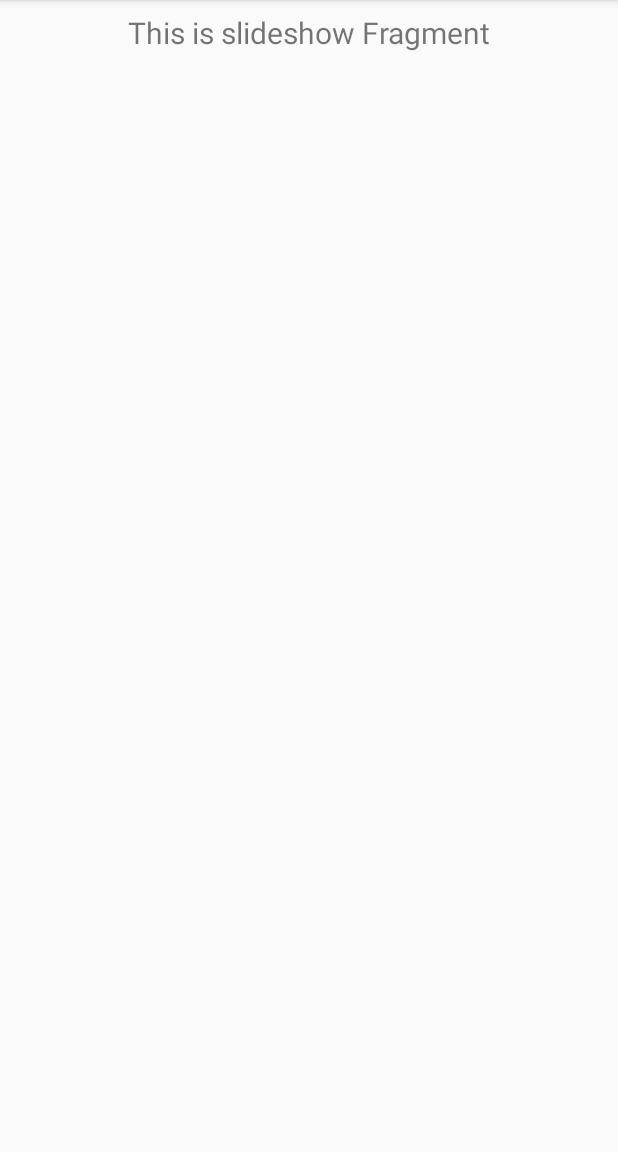
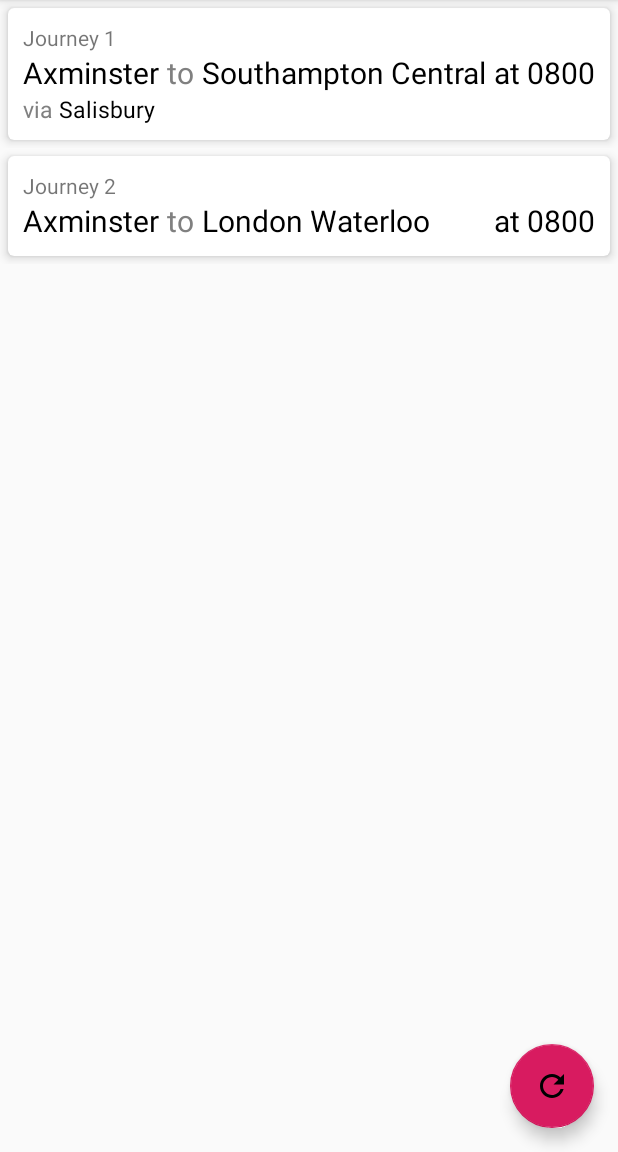
Before and after one commit to anfantanion/TrainTimes1, an Android app: the fragment SavedJourneysFragment shown on its own in the app's theme, on a phone screen of 412 x 824 dp, the part 84-1236 px from its top. Run offline under Robolectric (Android 15) with nearby library versions, the phone set to English and light mode, and no system bars; our stand-ins replace Volley; libraries missing offline, so code that uses them is left out: com.arlib.floatingsearchview.

Commit message:
Saved Journeys Page

```diff
--- a/app/src/main/java/com/anfantanion/traintimes1/models/Journey.kt
+++ b/app/src/main/java/com/anfantanion/traintimes1/models/Journey.kt
@@ -7,13 +7,41 @@ import com.anfantanion.traintimes1.models.parcelizable.StationStub
 import com.anfantanion.traintimes1.models.stationResponse.ServiceResponse
 import com.anfantanion.traintimes1.models.stationResponse.StationResponse
 import com.anfantanion.traintimes1.repositories.RTTAPI
+import com.anfantanion.traintimes1.repositories.StationRepo
 
 class Journey(
     vararg var waypoints : StationStub,
-    var journeyPlanner: JourneyPlanner
-)
-{
+    var journeyPlanner: JourneyPlanner,
+    var givenName: String? = null,
+    var type: Type = Type.DYNAMIC
+){
     var journeyPlan = emptyList<ServiceStub>()
+
+    enum class Type{
+        DYNAMIC, STARTAT, ARRIVEBY
+    }
+
+    fun getOriginName() : String{
+        return StationRepo.getStation(waypoints[0])!!.name
+    }
+
+    fun getIntermidateName() : String?{
+        if (waypoints.size<3) return null
+        val stringBuilder = StringBuilder()
+        var seperator = ""
+        waypoints.forEachIndexed { i: Int, stationStub: StationStub ->
+            if (!(i==0 || i==waypoints.size-1)){
+                stringBuilder.append(seperator)
+                stringBuilder.append(StationRepo.getStation(stationStub)!!.name)
+                seperator = ","
+            }
+        }
+        return stringBuilder.toString()
+    }
+
+    fun getDestName() : String{
+        return StationRepo.getStation(waypoints[waypoints.size-1])!!.name
+    }
 
     fun plan(journeyListener: JourneyPlanner.JourneyListener){
         journeyPlanner.journeyListener = journeyListener
@@ -119,4 +147,5 @@ class Journey(
 //    }
 
 
+
 }
--- a/app/src/main/java/com/anfantanion/traintimes1/repositories/JourneyRepo.kt
+++ b/app/src/main/java/com/anfantanion/traintimes1/repositories/JourneyRepo.kt
@@ -1,5 +1,14 @@
 package com.anfantanion.traintimes1.repositories
+
+import com.anfantanion.traintimes1.models.Journey
+import com.anfantanion.traintimes1.models.parcelizable.StationStub
 
 object JourneyRepo {
 
+    fun getSavedJourneys(): List<Journey>{
+        return listOf(
+            Journey(StationStub("AXM"),StationStub("SAL"),StationStub("SOU"),journeyPlanner = Journey.JourneyPlanner()),
+            Journey(StationStub("AXM"),StationStub("WAT"),journeyPlanner = Journey.JourneyPlanner())
+        )
+    }
 }
--- /dev/null
+++ b/app/src/main/java/com/anfantanion/traintimes1/ui/savedJourneys/SavedJourneyRecyclerAdapter.kt
@@ -0,0 +1,64 @@
+package com.anfantanion.traintimes1.ui.savedJourneys
+
+import android.view.LayoutInflater
+import android.view.View
+import android.view.ViewGroup
+import androidx.recyclerview.widget.RecyclerView
+import com.anfantanion.traintimes1.R
+import com.anfantanion.traintimes1.models.Journey
+import kotlinx.android.synthetic.main.fragment_saved_journeys_listitem.view.*
+
+class SavedJourneyRecyclerAdapter(
+    val savedJourneyOnClickListener: SavedJourneyRecycClick? = null
+) : RecyclerView.Adapter<SavedJourneyRecyclerAdapter.SavedJourneyViewHolder>() {
+
+    var journeys = emptyList<Journey>()
+
+    class SavedJourneyViewHolder(itemView: View, val savedJourneyOnClickListener: SavedJourneyRecycClick?) : RecyclerView.ViewHolder(itemView), View.OnClickListener{
+        init {
+            itemView.setOnClickListener(this)
+        }
+        val title = itemView.savedJourneysListTitle!!
+        val origin = itemView.savedJourneysListOrigin!!
+        val to = itemView.savedJourneysListTo!!
+        val dest = itemView.savedJourneysListDest!!
+        val viaLayout = itemView.savedJourneysListViaLayout!!
+        val viaLabel = itemView.savedJourneysListVia!!
+        val viaStops = itemView.savedJourneysListViaStops!!
+        val timeInfo = itemView.savedJourneysListTimeInfo!!
+
+
+        override fun onClick(v: View?) {
+            savedJourneyOnClickListener?.onSavedJourneyClick(adapterPosition)
+        }
+    }
+
+    override fun onCreateViewHolder(parent: ViewGroup, viewType: Int): SavedJourneyViewHolder {
+        val view = LayoutInflater.from(parent.context)
+            .inflate(R.layout.fragment_saved_journeys_listitem,parent,false)
+        return SavedJourneyViewHolder(view,savedJourneyOnClickListener)
+    }
+
+    override fun getItemCount(): Int {
+        return journeys.size
+    }
+
+    override fun onBindViewHolder(holder: SavedJourneyViewHolder, position: Int) {
+        val journey = journeys[position]
+        holder.title.text = journey.givenName ?: "Journey "+(position+1)
+        holder.origin.text = journey.getOriginName()
+        holder.dest.text = journey.getDestName()
+        val via = journey.getIntermidateName()
+        if (via == null){
+            holder.viaLayout.visibility=View.GONE
+        }else {
+            holder.viaLayout.visibility=View.VISIBLE
+            holder.viaStops.text = via
+        }
+
+    }
+
+    interface SavedJourneyRecycClick{
+        fun onSavedJourneyClick(position: Int)
+    }
+}
--- a/app/src/main/java/com/anfantanion/traintimes1/ui/savedJourneys/SavedJourneysFragment.kt
+++ b/app/src/main/java/com/anfantanion/traintimes1/ui/savedJourneys/SavedJourneysFragment.kt
@@ -4,28 +4,54 @@ import android.os.Bundle
 import android.view.LayoutInflater
 import android.view.View
 import android.view.ViewGroup
-import android.widget.TextView
 import androidx.fragment.app.Fragment
 import androidx.lifecycle.Observer
-import androidx.lifecycle.ViewModelProviders
+import androidx.lifecycle.ViewModelProvider
+import androidx.recyclerview.widget.LinearLayoutManager
 import com.anfantanion.traintimes1.R
+import kotlinx.android.synthetic.main.fragment_saved_journeys.*
 
-class SavedJourneysFragment : Fragment() {
+class SavedJourneysFragment : Fragment(), SavedJourneyRecyclerAdapter.SavedJourneyRecycClick {
 
     private lateinit var savedJourneysViewModel: SavedJourneysViewModel
+    private lateinit var savedJourneyRecyclerAdapter: SavedJourneyRecyclerAdapter
+
+    override fun onCreate(savedInstanceState: Bundle?) {
+        super.onCreate(savedInstanceState)
+        setHasOptionsMenu(true)
+    }
 
     override fun onCreateView(
         inflater: LayoutInflater,
         container: ViewGroup?,
         savedInstanceState: Bundle?
     ): View? {
-        savedJourneysViewModel =
-            ViewModelProviders.of(this).get(SavedJourneysViewModel::class.java)
+        savedJourneysViewModel = ViewModelProvider(this).get(SavedJourneysViewModel::class.java)
         val root = inflater.inflate(R.layout.fragment_saved_journeys, container, false)
-        val textView: TextView = root.findViewById(R.id.text_slideshow)
-        savedJourneysViewModel.text.observe(this, Observer {
-            textView.text = it
-        })
         return root
     }
+
+    override fun onViewCreated(view: View, savedInstanceState: Bundle?) {
+        super.onViewCreated(view, savedInstanceState)
+        savedJourneyRecyclerAdapter = SavedJourneyRecyclerAdapter(this)
+        savedJourneyRecyclerAdapter.journeys = savedJourneysViewModel.journeys.value ?: emptyList()
+
+        savedJourneysRecyclerView.layoutManager = LinearLayoutManager(context)
+        savedJourneysRecyclerView.adapter = savedJourneyRecyclerAdapter
+
+        savedJourneysViewModel.journeys.observe(viewLifecycleOwner, Observer{
+            savedJourneyRecyclerAdapter.journeys = it ?: emptyList()
+        })
+
+        savedJourneysViewModel.getJourneys()
+
+
+
+
+
+    }
+
+    override fun onSavedJourneyClick(position: Int) {
+        val clicked = savedJourneysViewModel.journeys.value!!.get(position)
+    }
 }
--- a/app/src/main/java/com/anfantanion/traintimes1/ui/savedJourneys/SavedJourneysViewModel.kt
+++ b/app/src/main/java/com/anfantanion/traintimes1/ui/savedJourneys/SavedJourneysViewModel.kt
@@ -1,13 +1,16 @@
 package com.anfantanion.traintimes1.ui.savedJourneys
 
-import androidx.lifecycle.LiveData
 import androidx.lifecycle.MutableLiveData
 import androidx.lifecycle.ViewModel
+import com.anfantanion.traintimes1.models.Journey
+import com.anfantanion.traintimes1.repositories.JourneyRepo
 
 class SavedJourneysViewModel : ViewModel() {
 
-    private val _text = MutableLiveData<String>().apply {
-        value = "This is slideshow Fragment"
+    val journeys = MutableLiveData<List<Journey>>()
+
+    fun getJourneys(){
+        journeys.value = JourneyRepo.getSavedJourneys()
     }
-    val text: LiveData<String> = _text
+
 }
--- a/app/src/main/res/layout/fragment_saved_journeys.xml
+++ b/app/src/main/res/layout/fragment_saved_journeys.xml
@@ -1,19 +1,41 @@
 <?xml version="1.0" encoding="utf-8"?>
-<androidx.constraintlayout.widget.ConstraintLayout xmlns:android="http://schemas.android.com/apk/res/android"
+<androidx.coordinatorlayout.widget.CoordinatorLayout xmlns:android="http://schemas.android.com/apk/res/android"
     xmlns:app="http://schemas.android.com/apk/res-auto"
     android:layout_width="match_parent"
-    android:layout_height="match_parent">
+    android:layout_height="match_parent"
+    android:orientation="vertical"
+    >
 
-    <TextView
-        android:id="@+id/text_slideshow"
+    <com.google.android.material.floatingactionbutton.FloatingActionButton
+        android:id="@+id/fab2"
+        android:layout_width="wrap_content"
+        android:layout_height="wrap_content"
+        android:layout_gravity="end|bottom"
+        android:src="@drawable/ic_refresh_black_24dp"
+        android:layout_margin="16dp"
+        android:focusable="true"
+        android:clickable="true"
+        />
+
+    <LinearLayout
         android:layout_width="match_parent"
-        android:layout_height="wrap_content"
-        android:layout_marginStart="8dp"
-        android:layout_marginTop="8dp"
-        android:layout_marginEnd="8dp"
-        android:textAlignment="center"
-        android:textSize="20sp"
-        app:layout_constraintEnd_toEndOf="parent"
-        app:layout_constraintStart_toStartOf="parent"
-        app:layout_constraintTop_toTopOf="parent" />
-</androidx.constraintlayout.widget.ConstraintLayout>
+        android:layout_height="match_parent"
+        android:orientation="vertical"
+        >
+        <androidx.recyclerview.widget.RecyclerView
+            android:id="@+id/savedJourneysRecyclerView"
+            android:layout_width="match_parent"
+            android:layout_height="match_parent"
+            android:fastScrollAlwaysVisible="true"
+            android:fastScrollEnabled="true"
+            android:scrollbars="vertical"
+            app:layout_constraintBottom_toBottomOf="parent"
+            app:layout_constraintEnd_toEndOf="parent">
+
+        </androidx.recyclerview.widget.RecyclerView>
+    </LinearLayout>
+
+
+
+
+</androidx.coordinatorlayout.widget.CoordinatorLayout>
--- /dev/null
+++ b/app/src/main/res/layout/fragment_saved_journeys_listitem.xml
@@ -0,0 +1,126 @@
+<?xml version="1.0" encoding="utf-8"?>
+<LinearLayout xmlns:android="http://schemas.android.com/apk/res/android"
+    xmlns:tools="http://schemas.android.com/tools"
+    android:orientation="vertical"
+    android:layout_width="match_parent"
+    android:layout_height="wrap_content"
+    tools:ignore="HardcodedText"
+    >
+
+    <androidx.cardview.widget.CardView
+        xmlns:card_view="http://schemas.android.com/apk/res-auto"
+        android:id="@+id/savedJourneysListCardView"
+        android:layout_gravity="center"
+        android:layout_width="match_parent"
+        android:layout_height="wrap_content"
+        android:layout_marginStart="5dp"
+        android:layout_marginEnd="5dp"
+        android:layout_marginTop="5dp"
+        android:layout_marginBottom="5dp"
+        card_view:cardCornerRadius="4dp"
+        card_view:cardElevation="4dp"
+        >
+
+        <RelativeLayout
+            android:layout_width="match_parent"
+            android:layout_height="wrap_content"
+            android:layout_marginStart="10dp"
+            android:layout_marginTop="10dp"
+            android:layout_marginBottom="10dp"
+            android:layout_marginEnd="10dp"
+            >
+
+
+            <TextView
+                android:id="@+id/savedJourneysListTitle"
+                android:layout_width="wrap_content"
+                android:layout_height="wrap_content"
+                android:text="Journey 1"
+                />
+            <TextView
+                android:id="@+id/savedJourneysListOrigin"
+                android:layout_width="wrap_content"
+                android:layout_height="wrap_content"
+                android:layout_below="@+id/savedJourneysListTitle"
+                android:text="Southampton"
+                android:textColor="@color/colorTitleText"
+                android:textSize="20sp"
+                />
+
+            <TextView
+                android:id="@+id/savedJourneysListTo"
+                android:layout_width="wrap_content"
+                android:layout_height="wrap_content"
+                android:layout_below="@+id/savedJourneysListTitle"
+                android:layout_toEndOf="@id/savedJourneysListOrigin"
+                android:text="to"
+                android:textColor="@color/colorSubtitleText"
+                android:textSize="20sp"
+                android:paddingStart="5sp"
+                android:paddingEnd="5sp" />
+            <TextView
+                android:id="@+id/savedJourneysListDest"
+                android:layout_width="wrap_content"
+                android:layout_height="wrap_content"
+                android:layout_below="@+id/savedJourneysListTitle"
+                android:text="Exeter"
+                android:layout_toEndOf="@id/savedJourneysListTo"
+                android:textColor="@color/colorTitleText"
+                android:textSize="20sp"
+                />
+
+            <LinearLayout
+                android:id="@+id/savedJourneysListViaLayout"
+                android:layout_width="wrap_content"
+                android:layout_height="wrap_content"
+                android:layout_below="@+id/savedJourneysListOrigin"
+                android:orientation="horizontal"
+                >
+
+                <TextView
+                    android:id="@+id/savedJourneysListVia"
+                    android:layout_width="wrap_content"
+                    android:layout_height="wrap_content"
+                    android:text="via "
+                    android:textColor="@color/colorSubtitleText"
+                    android:textSize="15sp"
+                    />
+
+                <TextView
+                    android:id="@+id/savedJourneysListViaStops"
+                    android:layout_width="wrap_content"
+                    android:layout_height="wrap_content"
+                    android:text="Salisbury"
+                    android:textColor="@color/colorTitleText"
+                    android:textSize="15sp"
+                    tools:paddingHorizontal="5sp"
+                    />
+
+            </LinearLayout>
+
+            <LinearLayout
+                android:layout_width="wrap_content"
+                android:layout_height="wrap_content"
+                android:orientation="horizontal"
+                android:layout_alignParentEnd="true"
+                android:layout_below="@+id/savedJourneysListTitle"
+                android:gravity="center_vertical">
+
+                <TextView
+                    android:id="@+id/savedJourneysListTimeInfo"
+                    android:layout_width="wrap_content"
+                    android:layout_height="wrap_content"
+                    android:text="at 0800"
+                    android:textColor="@color/colorTitleText"
+                    android:textSize="20sp"
+                    />
+            </LinearLayout>
+
+
+        </RelativeLayout>
+
+
+
+
+    </androidx.cardview.widget.CardView>
+</LinearLayout>
--- a/app/src/main/res/menu/toolbar_servicedetails.xml
+++ b/app/src/main/res/menu/toolbar_servicedetails.xml
@@ -13,7 +13,7 @@
 
     <item android:id="@+id/action_serviceDetails_refresh"
         android:title="@string/action_generic_refresh"
-        android:orderInCategory="1"
+        android:orderInCategory="2"
         app:showAsAction="ifRoom"
         android:icon="@drawable/ic_refresh_black_24dp"
         app:iconTint="#FFFFFF"
--- a/app/src/main/res/menu/toolbar_stationdetails.xml
+++ b/app/src/main/res/menu/toolbar_stationdetails.xml
@@ -5,7 +5,7 @@
 
     <item android:id="@+id/action_stationDetails_filter"
         android:title="@string/action_stationDetails_filter"
-        android:orderInCategory="2"
+        android:orderInCategory="1"
         app:showAsAction="ifRoom"
         android:icon="@drawable/ic_filter_list_black_24dp"
         app:iconTint="#FFFFFF"
@@ -13,7 +13,7 @@
 
     <item android:id="@+id/action_stationDetails_refresh"
         android:title="@string/action_generic_refresh"
-        android:orderInCategory="1"
+        android:orderInCategory="2"
         app:showAsAction="ifRoom"
         android:icon="@drawable/ic_refresh_black_24dp"
         app:iconTint="#FFFFFF"
```
